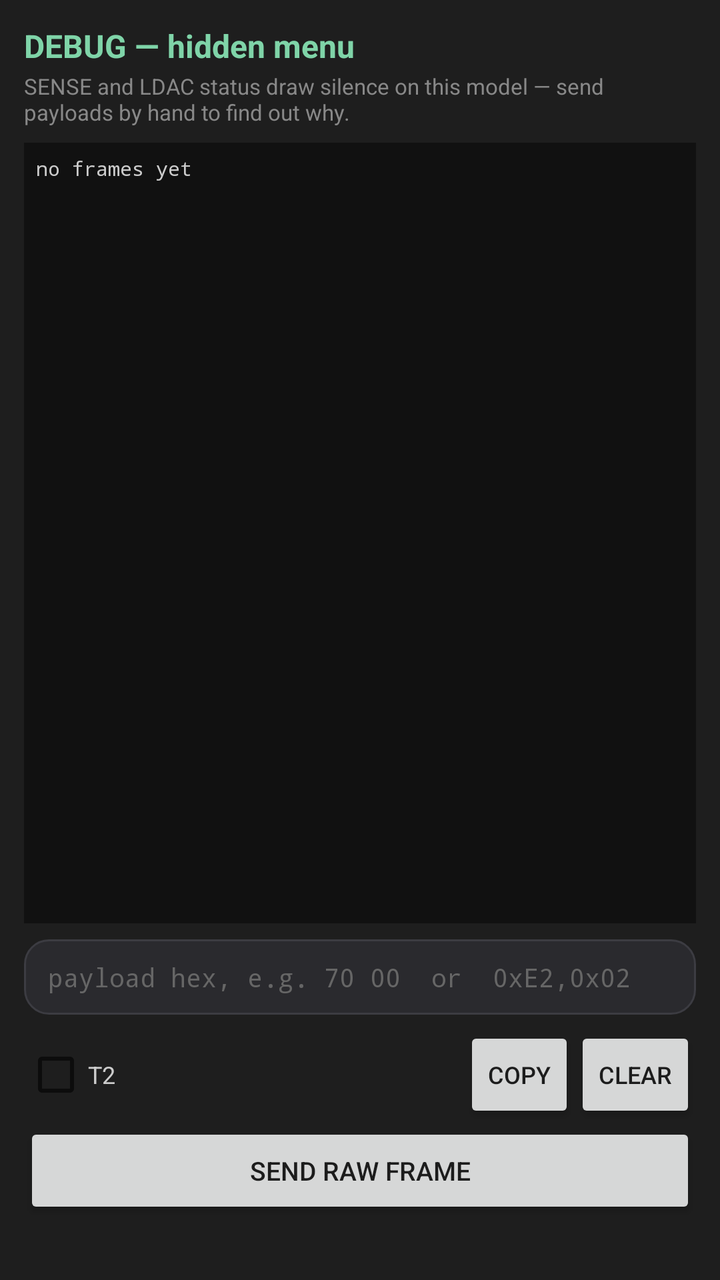
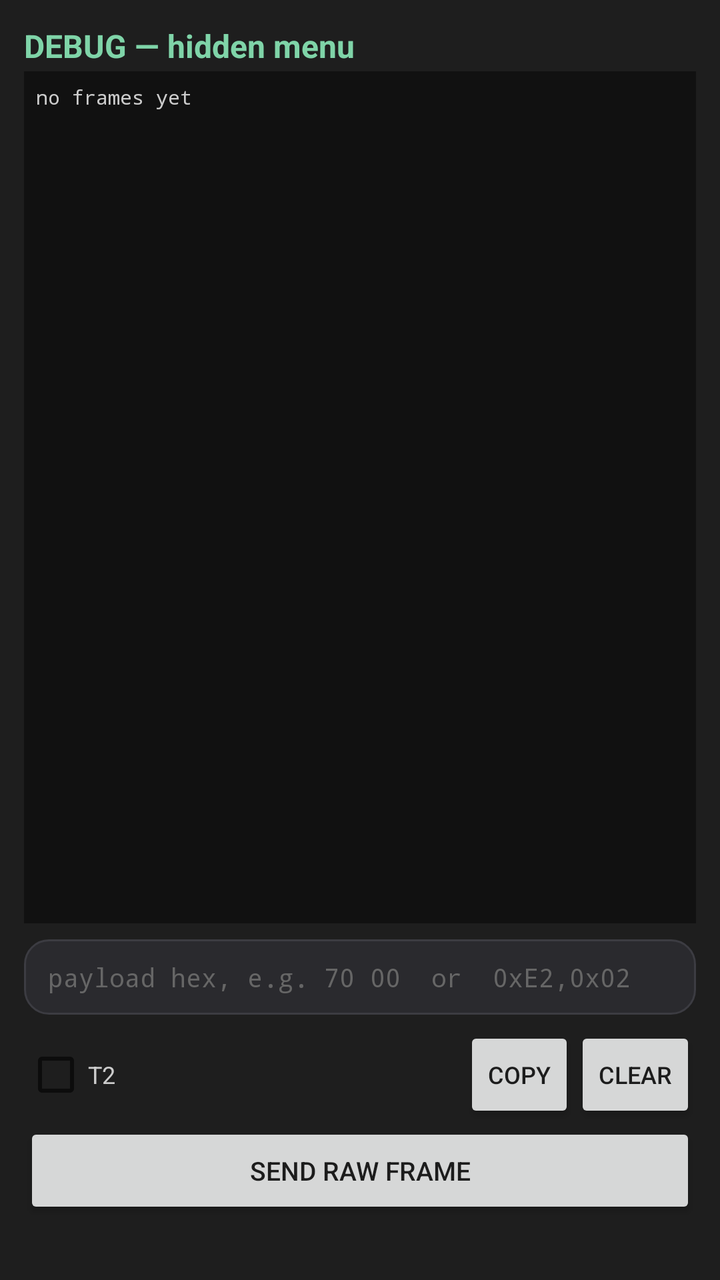

Screens rendered from an Android XML layout before and after an edit, with the pre-edit source and the edit as a unified diff.
<!-- AndroidManifest.xml: application theme Theme.SonyAncAutoSwitch -->
<!-- res/layout/activity_debug.xml -->
<?xml version="1.0" encoding="utf-8"?>
<LinearLayout xmlns:android="http://schemas.android.com/apk/res/android"
    android:layout_width="match_parent"
    android:layout_height="match_parent"
    android:orientation="vertical"
    android:background="@color/dark_gray"
    android:padding="12dp">

    <TextView
        android:layout_width="match_parent"
        android:layout_height="wrap_content"
        android:text="DEBUG — hidden menu"
        android:textSize="16sp"
        android:textStyle="bold"
        android:textColor="#FF7FD4A8"
        android:paddingBottom="2dp" />

    <TextView
        android:layout_width="match_parent"
        android:layout_height="wrap_content"
        android:text="SENSE and LDAC status draw silence on this model — send payloads by hand to find out why."
        android:textSize="11sp"
        android:textColor="#FF888888"
        android:paddingBottom="8dp" />

    <ScrollView
        android:layout_width="match_parent"
        android:layout_height="0dp"
        android:layout_weight="1"
        android:background="#FF111111"
        android:padding="6dp">

        <TextView
            android:id="@+id/textFrameLog"
            android:layout_width="match_parent"
            android:layout_height="wrap_content"
            android:fontFamily="monospace"
            android:textSize="10sp"
            android:textColor="#FFCCCCCC"
            android:textIsSelectable="true"
            android:text="no frames yet" />
    </ScrollView>

    <EditText
        android:id="@+id/editHex"
        android:layout_width="match_parent"
        android:layout_height="wrap_content"
        android:layout_marginTop="8dp"
        android:background="@drawable/bg_field"
        android:paddingHorizontal="12dp"
        android:paddingVertical="10dp"
        android:hint="payload hex, e.g. 70 00  or  0xE2,0x02"
        android:fontFamily="monospace"
        android:textSize="13sp"
        android:textColor="#FFFFFFFF"
        android:textColorHint="#FF666666"
        android:inputType="textNoSuggestions"
        android:maxLines="1"
        android:importantForAutofill="no" />

    <LinearLayout
        android:layout_width="match_parent"
        android:layout_height="wrap_content"
        android:orientation="horizontal"
        android:gravity="center_vertical"
        android:paddingTop="6dp">

        <CheckBox
            android:id="@+id/chkT2"
            android:layout_width="wrap_content"
            android:layout_height="wrap_content"
            android:text="T2"
            android:textSize="12sp"
            android:textColor="#FFCCCCCC" />

        <View
            android:layout_width="0dp"
            android:layout_height="1dp"
            android:layout_weight="1" />

        <Button
            android:id="@+id/btnCopy"
            android:layout_width="wrap_content"
            android:layout_height="wrap_content"
            android:minWidth="0dp"
            android:text="Copy"
            android:textSize="12sp" />

        <Button
            android:id="@+id/btnClear"
            android:layout_width="wrap_content"
            android:layout_height="wrap_content"
            android:minWidth="0dp"
            android:text="Clear"
            android:textSize="12sp" />
    </LinearLayout>

    <Button
        android:id="@+id/btnSend"
        android:layout_width="match_parent"
        android:layout_height="wrap_content"
        android:text="SEND RAW FRAME"
        android:textSize="13sp" />

    <TextView
        android:id="@+id/textStatus"
        android:layout_width="match_parent"
        android:layout_height="wrap_content"
        android:textSize="11sp"
        android:textColor="#FF7FD4A8"
        android:paddingTop="4dp" />

</LinearLayout>
<!-- resources referenced by this layout -->
<resources>
  <color name="dark_gray">#FF1E1E1E</color>
  <!-- drawable bg_field (drawable) -->
  <?xml version="1.0" encoding="utf-8"?>
  <shape xmlns:android="http://schemas.android.com/apk/res/android" android:shape="rectangle">
      <solid android:color="#FF2A2A2E" />
      <corners android:radius="12dp" />
      <stroke android:width="1dp" android:color="#FF3C3C42" />
  </shape>
  <style name="Theme.SonyAncAutoSwitch" parent="Theme.MaterialComponents.DayNight.DarkActionBar">
          <item name="colorPrimary">@color/surface</item>
          <item name="colorOnPrimary">@color/on_surface</item>
          <item name="colorOnSurface">@color/on_surface</item>
          <item name="android:statusBarColor">@color/dark_gray</item>
      </style>
  <color name="surface">#FF2D2D2D</color>
  <color name="on_surface">#FFE0E0E0</color>
</resources>

<!-- the commit's change to res/layout/activity_debug.xml (unified diff, before → after) -->
@@ -14,14 +14,6 @@
         android:textStyle="bold"
         android:textColor="#FF7FD4A8"
         android:paddingBottom="2dp" />
-
-    <TextView
-        android:layout_width="match_parent"
-        android:layout_height="wrap_content"
-        android:text="SENSE and LDAC status draw silence on this model — send payloads by hand to find out why."
-        android:textSize="11sp"
-        android:textColor="#FF888888"
-        android:paddingBottom="8dp" />
 
     <ScrollView
         android:layout_width="match_parent"
